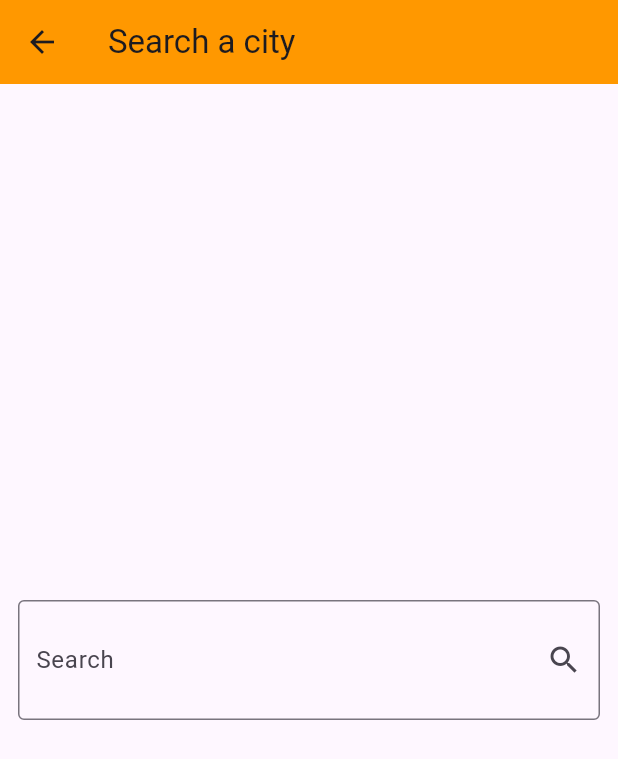
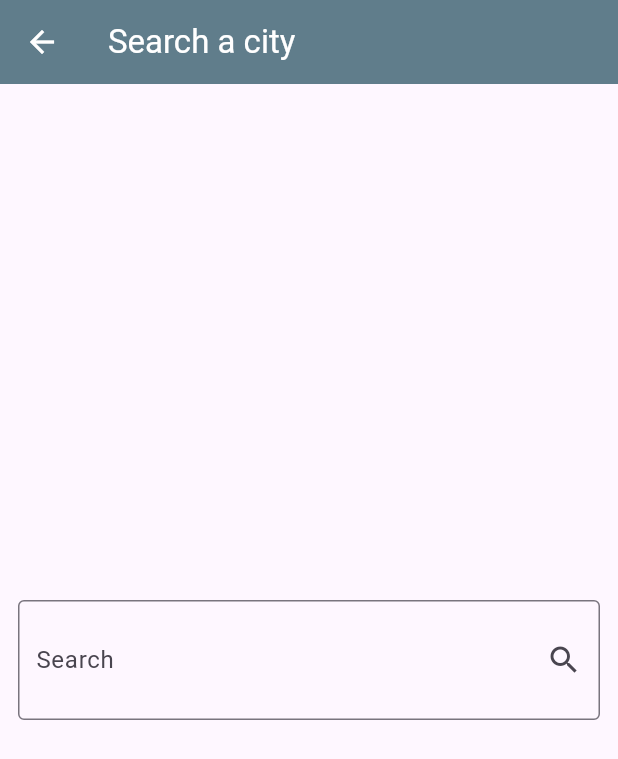
Before and after one commit to ahmedsalem2002m/weather_application, a Flutter app: the screen it shows after launch, after a tap on the "search" icon, on a phone screen of 412 x 824 dp. Shown: the top 759 px of the screen. Run offline on Flutter 3.47's test engine with Material 3 defaults, Android fonts, the phone set to English and light mode, and no system bars; our stand-ins replace dio, flutter_bloc.

Commit message:
finish app

```diff
--- a/lib/features/home_view/cubit/weather_cubit.dart
+++ b/lib/features/home_view/cubit/weather_cubit.dart
@@ -7,14 +7,15 @@ import '../data/repo/weather_repo.dart';
 class WeatherCubit extends Cubit<WeatherState> {
   WeatherCubit():super(WeatherInitialState());
   final WeatherRepo weatherRepo = WeatherRepo();
+   WeatherModel? weatherModel;
 
   getWeather({required String cityName}) async {
     try {
        emit(WeatherLoadedState());
-      WeatherModel? weatherModel = await weatherRepo.getWeatherResponse(
+       weatherModel = await weatherRepo.getWeatherResponse(
         cityName: cityName,
       );
-      emit(WeatherSuccessState(weatherModel: weatherModel));
+      emit(WeatherSuccessState());
     } catch (e) {
       emit(WeatherFailureState(error: e.toString()));
     }
--- a/lib/features/home_view/cubit/weather_states.dart
+++ b/lib/features/home_view/cubit/weather_states.dart
@@ -1,13 +1,9 @@
-import 'package:weather_application/features/home_view/data/models/weather_model.dart';
 
 abstract class WeatherState{}
 class WeatherInitialState extends WeatherState{}
 class WeatherLoadedState extends WeatherState{}
 
 class WeatherSuccessState extends WeatherState{
-  final WeatherModel? weatherModel;
-
-  WeatherSuccessState({this.weatherModel});
 }
 
 class WeatherFailureState extends WeatherState{
--- a/lib/features/home_view/views/home_view.dart
+++ b/lib/features/home_view/views/home_view.dart
@@ -5,7 +5,6 @@ import 'package:weather_application/features/home_view/views/widgets/no_body_wea
 import 'package:weather_application/features/home_view/views/widgets/weather_info.dart';
 import 'package:weather_application/features/search_view/views/search_view.dart';
 
-import '../../../main.dart';
 import '../cubit/weather_states.dart';
 
 class HomeView extends StatelessWidget {
@@ -29,7 +28,6 @@ class HomeView extends StatelessWidget {
           ),
         ],
         title: Text("Weather App"),
-        backgroundColor: Colors.blue,
       ),
       body: BlocBuilder<WeatherCubit, WeatherState>(
         builder: (context, state) {
@@ -38,7 +36,7 @@ class HomeView extends StatelessWidget {
           } else if (state is WeatherLoadedState) {
             return Center(child: CircularProgressIndicator());
           } else if (state is WeatherSuccessState) {
-            return WeatherInfo(weatherModel: state.weatherModel,);
+            return WeatherInfo();
           } else {
             return Text("opps there was an error");
           }
--- a/lib/features/search_view/views/search_view.dart
+++ b/lib/features/search_view/views/search_view.dart
@@ -9,7 +9,6 @@ class SearchView extends StatelessWidget {
   Widget build(BuildContext context) {
     return Scaffold(
       appBar: AppBar(
-        backgroundColor: Colors.orange,
         title: Text("Search a city"),
       ),
       body: Center(
--- a/lib/main.dart
+++ b/lib/main.dart
@@ -1,36 +1,56 @@
 import 'package:flutter/material.dart';
 import 'package:flutter_bloc/flutter_bloc.dart';
 import 'package:weather_application/features/home_view/cubit/weather_cubit.dart';
+import 'package:weather_application/features/home_view/cubit/weather_states.dart';
 import 'package:weather_application/features/home_view/views/home_view.dart';
 
-
 void main() {
-  runApp(const WeatherApp());
+  runApp(const MyApp());
 }
 
-class WeatherApp extends StatelessWidget {
-  const WeatherApp({super.key});
+class MyApp extends StatelessWidget {
+  const MyApp({super.key});
 
   @override
   Widget build(BuildContext context) {
     return BlocProvider(
-      create: (BuildContext context) => WeatherCubit(),
-      child: MaterialApp(
+      create: (context) => WeatherCubit(),
+      child: BlocBuilder<WeatherCubit, WeatherState>(
+        builder: (context, state) {
+          final condition = context.watch<WeatherCubit>().weatherModel?.weatherCondition;
+          final color = getWeatherColor(condition);
+          return MaterialApp(
+            debugShowCheckedModeBanner: false,
             theme: ThemeData(
-         // primarySwatch: getWeatherColor()
+              primarySwatch: color,
+              //scaffoldBackgroundColor: color.shade200,
+              appBarTheme: AppBarTheme(
+                backgroundColor: color,
+                foregroundColor: Colors.white,
+                elevation: 0,
               ),
-        debugShowCheckedModeBanner: false,
-        home: HomeView(),
+              textTheme:  TextTheme(
+                bodyMedium: TextStyle(fontSize: 18, color: Colors.black87),
+              ),
+            ),
+            home:  HomeView(),
+          );
+        },
       ),
     );
   }
 
-  MaterialColor getWeatherColor(String condition) {
+
+}
+
+MaterialColor getWeatherColor(String? condition) {
+  if (condition == null) return Colors.blueGrey;
   condition = condition.toLowerCase();
+
   if (condition.contains('sunny') || condition.contains('clear')) {
     return Colors.amber;
-    } else
-    if (condition.contains('partly cloudy') || condition.contains('cloudy') ||
+  } else if (condition.contains('partly cloudy') ||
+      condition.contains('cloudy') ||
       condition.contains('overcast')) {
     return Colors.blueGrey;
   } else if (condition.contains('mist') || condition.contains('fog')) {
@@ -38,22 +58,20 @@ class WeatherApp extends StatelessWidget {
   } else if (condition.contains('rain with thunder') ||
       condition.contains('thundery')) {
     return Colors.deepPurple;
-    } else if (condition.contains('rain') || condition.contains('drizzle') ||
+  } else if (condition.contains('rain') ||
+      condition.contains('drizzle') ||
       condition.contains('shower')) {
     return Colors.blue;
   } else if (condition.contains('snow')) {
     return Colors.lightBlue;
   } else if (condition.contains('freezing')) {
     return Colors.cyan;
-    } else
-    if (condition.contains('sleet') || condition.contains('ice pellets')) {
+  } else if (condition.contains('sleet') ||
+      condition.contains('ice pellets')) {
     return Colors.teal;
   } else if (condition.contains('blizzard')) {
     return Colors.indigo;
   } else {
-      // Default fallback
     return Colors.blueGrey;
   }
 }
-
-}
```
Also changed, not shown: lib/features/home_view/views/widgets/weather_info.dart (+25 -9 lines), lib/models/weather_model.dart (deleted, +0 -73 lines), lib/pages/home_page.dart (deleted, +0 -126 lines), lib/pages/search_page.dart (deleted, +0 -65 lines), lib/providers/weather_provider.dart (deleted, +0 -15 lines), lib/services/weather_service.dart (deleted, +0 -27 lines). Lines whose indentation alone changed are shown as unchanged.
